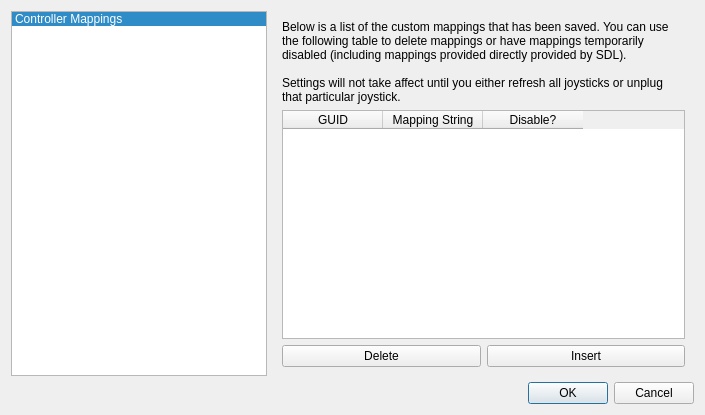
Before: the Qt Designer form src/mainsettingsdialog.ui in AntiMicroX/antimicrox, drawn with Qt 5.
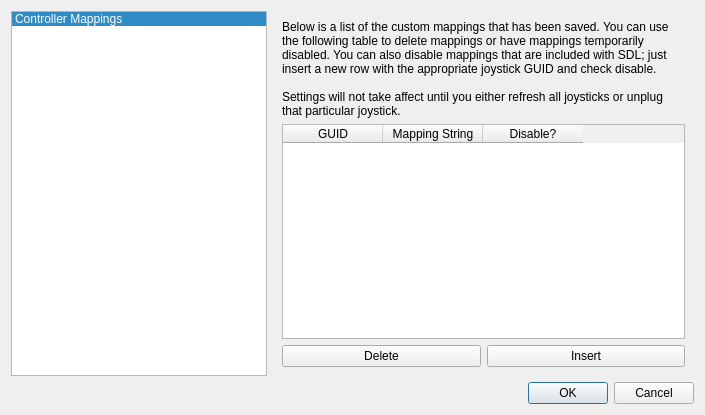
After: the same form once the commit is applied.

The edit to the form file:
```diff
--- a/src/mainsettingsdialog.ui
+++ b/src/mainsettingsdialog.ui
@@ -47,7 +47,7 @@
          <item>
           <widget class="QLabel" name="label">
            <property name="text">
-            <string>Below is a list of the custom mappings that has been saved. You can use the following table to delete mappings or have mappings temporarily disabled (including mappings provided directly provided by SDL).
+            <string>Below is a list of the custom mappings that has been saved. You can use the following table to delete mappings or have mappings temporarily disabled. You can also disable mappings that are included with SDL; just insert a new row with the appropriate joystick GUID and check disable.
 
 Settings will not take affect until you either refresh all joysticks or unplug that particular joystick.</string>
            </property>
```
